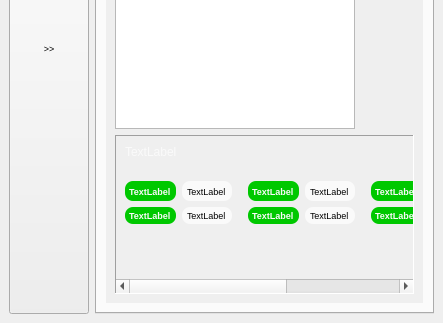
First picture: the form in dockgoggle.ui, repository crocodile119/Laser-Studio, before the edit; both pictures show x 0 to 443 and y 227 to 550 of the 443 by 550 pixel window.
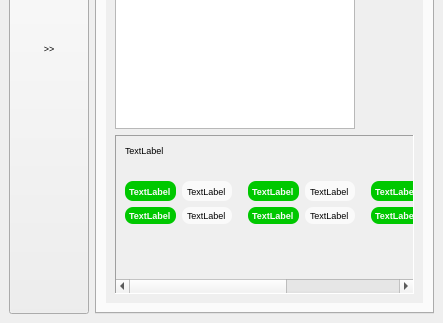
Second picture: the form after the edit.

Diff of the .ui file:
```diff
--- a/dockgoggle.ui
+++ b/dockgoggle.ui
@@ -163,7 +163,7 @@
               <widget class="QWidget" name="scrollAreaWidgetContents">
                <property name="geometry">
                 <rect>
-                 <x>-173</x>
+                 <x>0</x>
                  <y>0</y>
                  <width>662</width>
                  <height>113</height>
@@ -513,7 +513,7 @@
                    </size>
                   </property>
                   <property name="styleSheet">
-                   <string notr="true">QLabel {color: #fafafa}</string>
+                   <string notr="true"/>
                   </property>
                   <property name="text">
                    <string>TextLabel</string>
```
